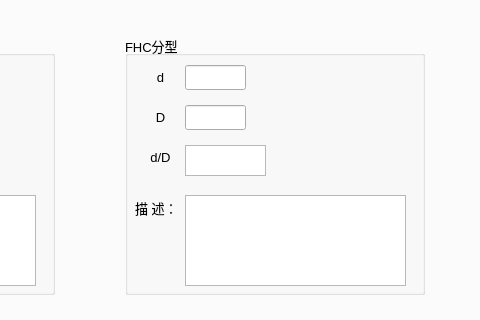
Above: tools/Calculator/ui/ui_ped.ui from qingning006/TestCode before the change; both pictures show x 279 to 759 and y 103 to 423 of the 1032 by 573 pixel window. Below: the same form after it.
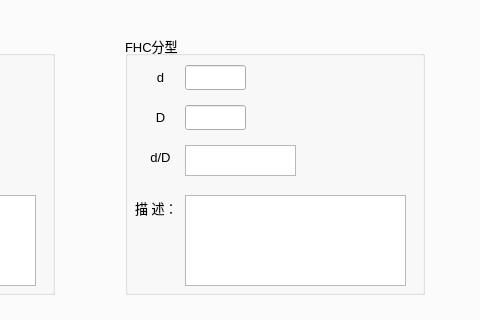
That is the form after the change.

The edit to the form file:
```diff
--- a/tools/Calculator/ui/ui_ped.ui
+++ b/tools/Calculator/ui/ui_ped.ui
@@ -381,7 +381,7 @@
          <rect>
           <x>60</x>
           <y>110</y>
-          <width>81</width>
+          <width>111</width>
           <height>31</height>
          </rect>
         </property>
```
